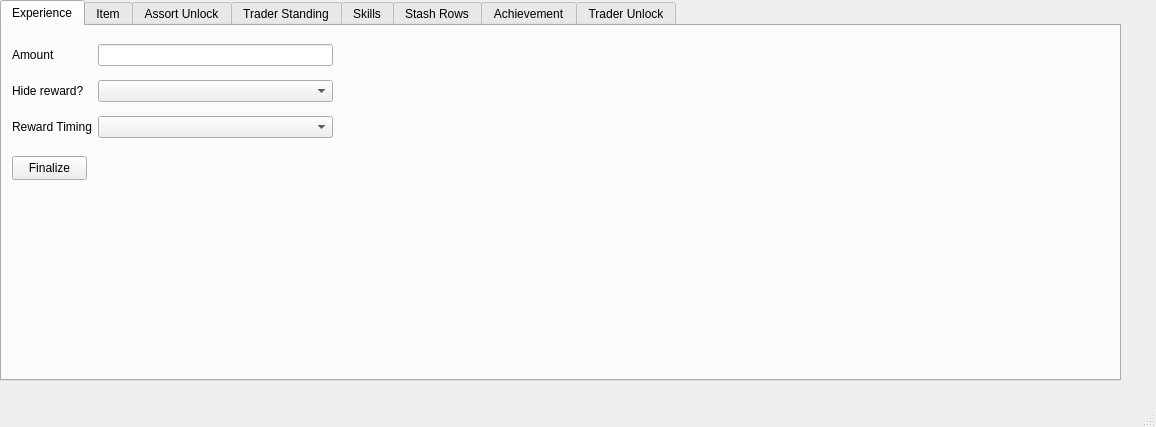
Before: the Qt Designer form src/tb_ui/gui_rewards.ui in ThePi1/SPT-Trader-Builder, drawn with Qt 5.
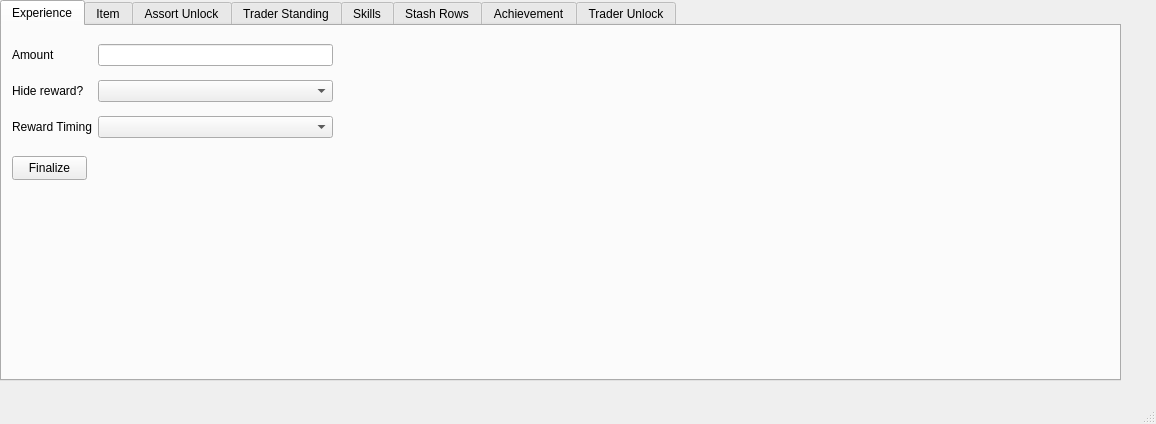
After: the same form once the commit is applied.

Commit message: Remove edit button in GUI

```diff
--- a/src/tb_ui/gui_rewards.ui
+++ b/src/tb_ui/gui_rewards.ui
@@ -7,7 +7,7 @@
     <x>0</x>
     <y>0</y>
     <width>1156</width>
-    <height>427</height>
+    <height>424</height>
    </rect>
   </property>
   <property name="windowTitle">
```
The commit also changes 2 other files.
